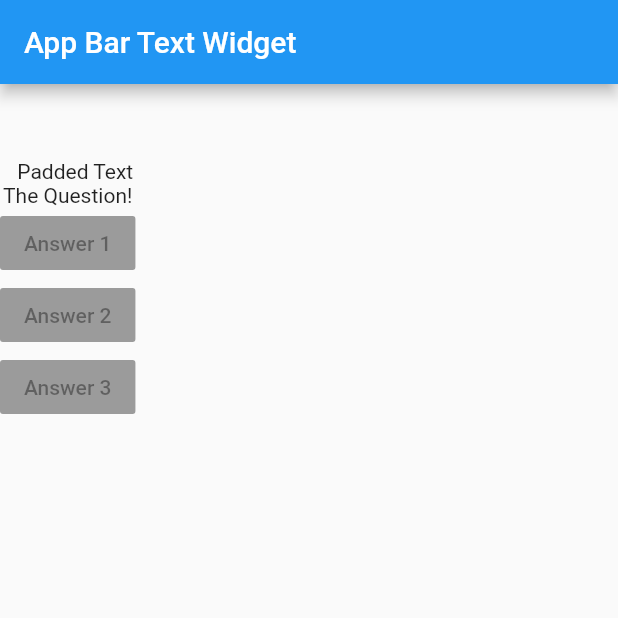
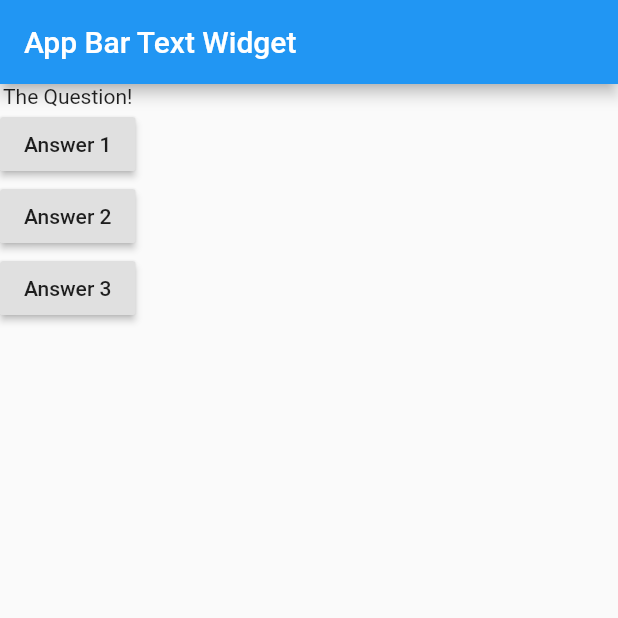
Before and after one commit to GargNishant/FlutterGuide, a Flutter app: the screen it shows after launch, on a phone screen of 412 x 824 dp, the top half of it. Run offline on Flutter 3.47's test engine with Material 2 defaults, Android fonts, the phone set to English and light mode, and no system bars.

Commit message:
*Button Function

```diff
--- a/lib/main.dart
+++ b/lib/main.dart
@@ -2,24 +2,30 @@ import 'package:flutter/material.dart';
 
 void main() => runApp(ApplicationWidget());
 
-class ApplicationWidget extends StatelessWidget{
-
+class ApplicationWidget extends StatelessWidget {
   @override
   Widget build(BuildContext context) {
-    var questions = ["What's you favorite color?","What's your favorite animal"];
+    var questions = [
+      "What's you favorite color?",
+      "What's your favorite animal"
+    ];
     return MaterialApp(
-        home: Scaffold( //Scaffold contains some basic elements of empty page like White background, themes for Text, etc
-          appBar: AppBar(title: Text("App Bar Text Widget"),), //Default App bar with a title
-          body: Column(children: <Widget>[
-            Padding(padding:EdgeInsets.only(top: 50,left: 10,),child: Text("Padded Text"),), // Padding Widget
-            Text("The Question!"),
-            RaisedButton(child: Text("Answer 1"),onPressed: null,),
-            RaisedButton(child: Text("Answer 2"),onPressed: null,),
-            RaisedButton(child: Text("Answer 3"),onPressed: null,),
-          ],
-          )
-
+        home: Scaffold(
+            //Scaffold contains some basic elements of empty page like White background, themes for Text, etc
+            appBar: AppBar(title: Text("App Bar Text Widget"),), //Default App bar with a title
+            body: Column(
+              children: <Widget>[
+                Text("The Question!"),
+                RaisedButton(child: Text("Answer 1"), onPressed: answerQuestion,), //We are passing the name of the method, making like a pointer. This way
+                RaisedButton(child: Text("Answer 2"), onPressed: answerQuestion,), //onPressed is not expecting the value of function, which is void.
+                RaisedButton(child: Text("Answer 3"), onPressed: answerQuestion,), //Instead it will execute the function when clicked. Lecture 31
+              ],
+            )
         )
     );
   }
+
+  void answerQuestion() {
+    print("Answer Chosen!");
+  }
 }
```
